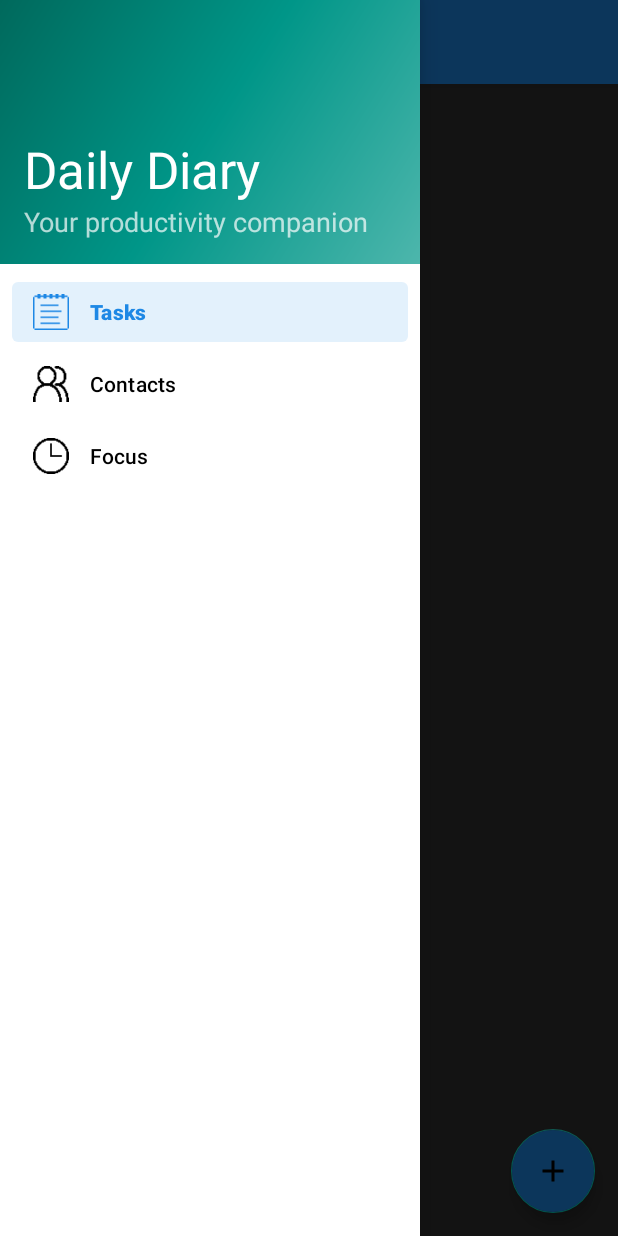
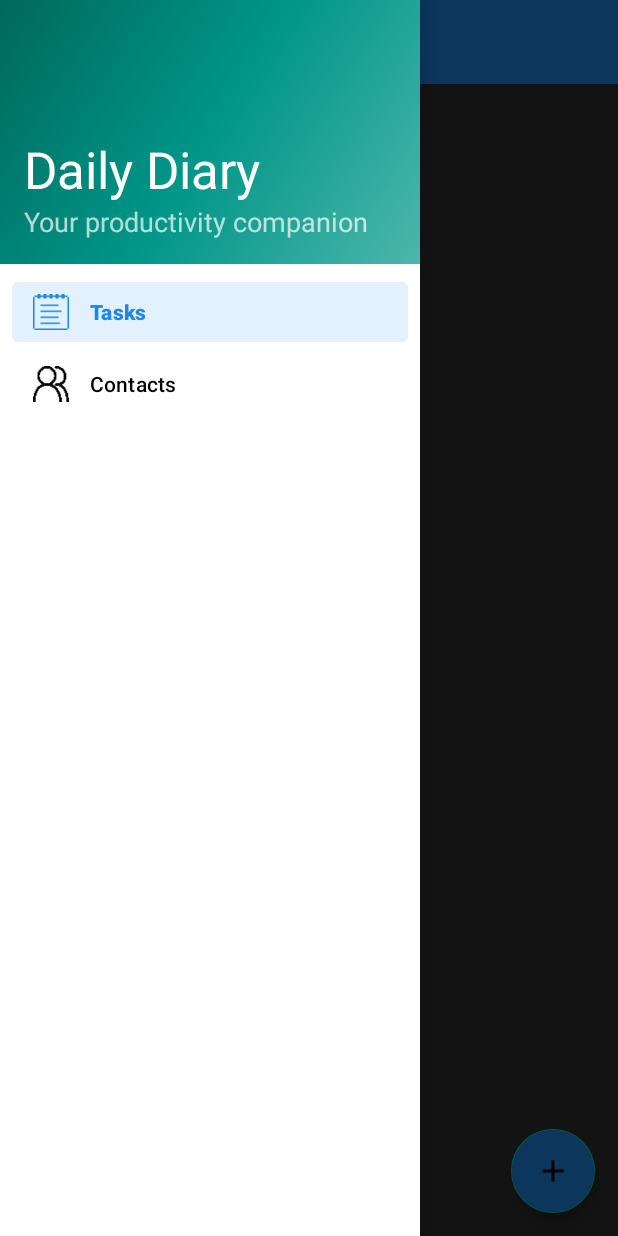
Before and after one commit to InsaneH4/DailyDiary, an Android app: the screen it shows after launch (MainActivity), with the side drawer open, on a phone screen of 412 x 824 dp. Run offline under Robolectric (Android 15) with nearby library versions, the phone set to English and light mode, and no system bars; our stand-ins replace Firebase (no records; nobody signed in at launch, a user with empty details on screens opened directly), navigation-ui.

Commit message:
updated navigation sidebar

```diff
--- a/app/src/main/res/menu/activity_main_drawer.xml
+++ b/app/src/main/res/menu/activity_main_drawer.xml
@@ -12,9 +12,5 @@
             android:id="@+id/contactsFragment"
             android:icon="@drawable/contacts_icon"
             android:title="@string/contacts" />
-        <item
-            android:id="@+id/nav_focus"
-            android:icon="@drawable/focus_icon"
-            android:title="@string/focus" />
     </group>
 </menu>
```
Also changed, not shown: app/src/main/res/drawable/focus_icon.png (deleted).
